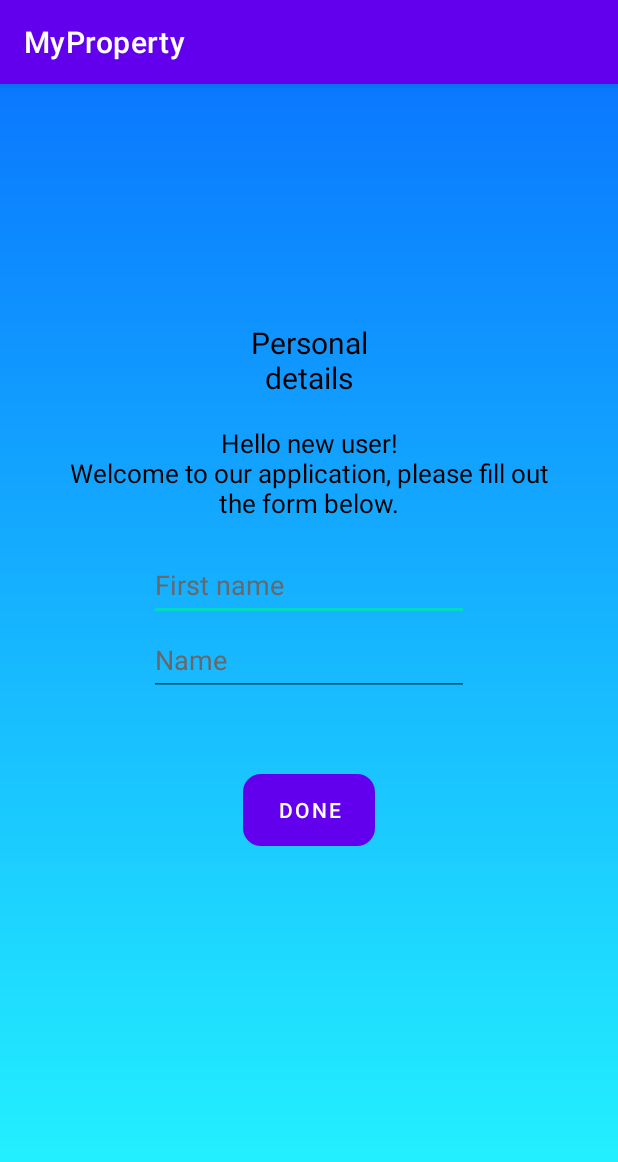
After one commit to andreisdc/ProjectDAWN, an Android app: the fragment NewAccountFragment shown on its own in the app's theme, on a phone screen of 412 x 824 dp. The commit adds this screen. Shown: the top 1162 px of the screen. Run offline under Robolectric (Android 15) with nearby library versions, the phone set to English and light mode, and no system bars.

Commit message:
Created fragment for new account

```diff
--- /dev/null
+++ b/app/src/main/java/com/pontic_studio/myproperty/MainActivity/Fragments/NewAccountFragment.java
@@ -0,0 +1,66 @@
+package com.pontic_studio.myproperty.MainActivity.Fragments;
+
+import android.os.Bundle;
+
+import androidx.fragment.app.Fragment;
+
+import android.view.LayoutInflater;
+import android.view.View;
+import android.view.ViewGroup;
+
+import com.pontic_studio.myproperty.R;
+
+/**
+ * A simple {@link Fragment} subclass.
+ * Use the {@link NewAccountFragment#newInstance} factory method to
+ * create an instance of this fragment.
+ */
+public class NewAccountFragment extends Fragment {
+
+    // TODO: Rename parameter arguments, choose names that match
+    // the fragment initialization parameters, e.g. ARG_ITEM_NUMBER
+    private static final String ARG_PARAM1 = "param1";
+    private static final String ARG_PARAM2 = "param2";
+
+    // TODO: Rename and change types of parameters
+    private String mParam1;
+    private String mParam2;
+
+    public NewAccountFragment() {
+        // Required empty public constructor
+    }
+
+    /**
+     * Use this factory method to create a new instance of
+     * this fragment using the provided parameters.
+     *
+     * @param param1 Parameter 1.
+     * @param param2 Parameter 2.
+     * @return A new instance of fragment NewAccountFragment.
+     */
+    // TODO: Rename and change types and number of parameters
+    public static NewAccountFragment newInstance(String param1, String param2) {
+        NewAccountFragment fragment = new NewAccountFragment();
+        Bundle args = new Bundle();
+        args.putString(ARG_PARAM1, param1);
+        args.putString(ARG_PARAM2, param2);
+        fragment.setArguments(args);
+        return fragment;
+    }
+
+    @Override
+    public void onCreate(Bundle savedInstanceState) {
+        super.onCreate(savedInstanceState);
+        if (getArguments() != null) {
+            mParam1 = getArguments().getString(ARG_PARAM1);
+            mParam2 = getArguments().getString(ARG_PARAM2);
+        }
+    }
+
+    @Override
+    public View onCreateView(LayoutInflater inflater, ViewGroup container,
+                             Bundle savedInstanceState) {
+        // Inflate the layout for this fragment
+        return inflater.inflate(R.layout.fragment_new_account, container, false);
+    }
+}
--- /dev/null
+++ b/app/src/main/res/layout/fragment_new_account.xml
@@ -0,0 +1,80 @@
+<?xml version="1.0" encoding="utf-8"?>
+<androidx.constraintlayout.widget.ConstraintLayout xmlns:android="http://schemas.android.com/apk/res/android"
+    xmlns:app="http://schemas.android.com/apk/res-auto"
+    xmlns:tools="http://schemas.android.com/tools"
+    android:layout_width="match_parent"
+    android:layout_height="match_parent"
+    tools:context=".MainActivity.Fragments.NewAccountFragment"
+    android:background="@drawable/signup_gradient">
+
+    <TextView
+        android:layout_width="wrap_content"
+        android:layout_height="wrap_content"
+        android:layout_marginBottom="400dp"
+        android:text="@string/newAccountTitle"
+        app:layout_constraintBottom_toBottomOf="parent"
+        app:layout_constraintEnd_toEndOf="parent"
+        app:layout_constraintStart_toStartOf="parent"
+        app:layout_constraintTop_toTopOf="parent"
+        android:textSize="20dp"
+        android:textColor="@color/black"
+        android:textAlignment="center"/>
+
+    <TextView
+        android:layout_width="wrap_content"
+        android:layout_height="wrap_content"
+        android:layout_marginTop="150dp"
+        android:layout_marginBottom="400dp"
+        android:text="@string/newAccountMessage"
+        android:textAlignment="center"
+        android:textColor="@color/black"
+        android:textSize="17dp"
+        app:layout_constraintBottom_toBottomOf="parent"
+        app:layout_constraintEnd_toEndOf="parent"
+        app:layout_constraintStart_toStartOf="parent"
+        app:layout_constraintTop_toTopOf="parent" />
+    <EditText
+        android:id="@+id/loginEditTextUsername"
+        android:layout_width="wrap_content"
+        android:layout_height="wrap_content"
+        android:layout_marginBottom="100dp"
+        android:ems="10"
+        android:hint="First name"
+        android:inputType="textPersonName"
+        android:minHeight="48dp"
+        android:text=""
+        android:textColorHint="@color/lightGray"
+        app:layout_constraintBottom_toBottomOf="parent"
+        app:layout_constraintEnd_toEndOf="parent"
+        app:layout_constraintStart_toStartOf="parent"
+        app:layout_constraintTop_toTopOf="parent"
+        tools:ignore="MissingConstraints" />
+
+    <EditText
+        android:id="@+id/loginEditTextPassword"
+        android:layout_width="wrap_content"
+        android:layout_height="wrap_content"
+        android:ems="10"
+        android:hint="Name"
+        android:inputType="textPassword"
+        android:minHeight="48dp"
+        android:textColorHint="@color/lightGray"
+        app:layout_constraintBottom_toBottomOf="parent"
+        app:layout_constraintEnd_toEndOf="parent"
+        app:layout_constraintStart_toStartOf="parent"
+        app:layout_constraintTop_toTopOf="parent"
+        tools:ignore="MissingConstraints" />
+
+    <Button
+        android:id="@+id/button"
+        android:layout_width="wrap_content"
+        android:layout_height="wrap_content"
+        android:layout_marginTop="200dp"
+        android:text="Done"
+        app:layout_constraintBottom_toBottomOf="parent"
+        app:layout_constraintEnd_toEndOf="parent"
+        app:layout_constraintStart_toStartOf="parent"
+        app:layout_constraintTop_toTopOf="parent"
+        android:background="@drawable/signup_button_style"/>
+
+</androidx.constraintlayout.widget.ConstraintLayout>
--- a/app/src/main/res/values/strings.xml
+++ b/app/src/main/res/values/strings.xml
@@ -4,4 +4,6 @@
     <string name="customMessageForClient">Hello client.\nPlease fill out the form below to get started</string>
     <string name="customMessageForOwner">Hello owner.\nPlease fill out the form below to get started</string>
     <string name="mainInitialMessage">My property</string>
+    <string name="newAccountTitle">Personal\ndetails</string>
+    <string name="newAccountMessage">Hello new user!\nWelcome to our application, please fill out\nthe form below. </string>
 </resources>
```
